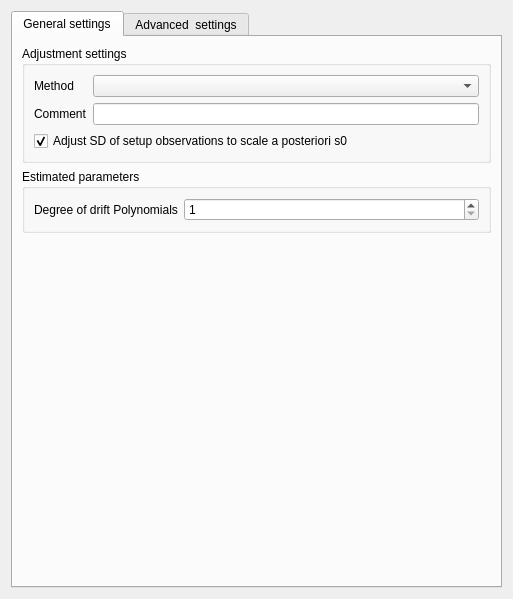
Before: the Qt Designer form gravtools/gui/dialog_estimation_settings.ui in ahellers/GravTools, drawn with Qt 5.
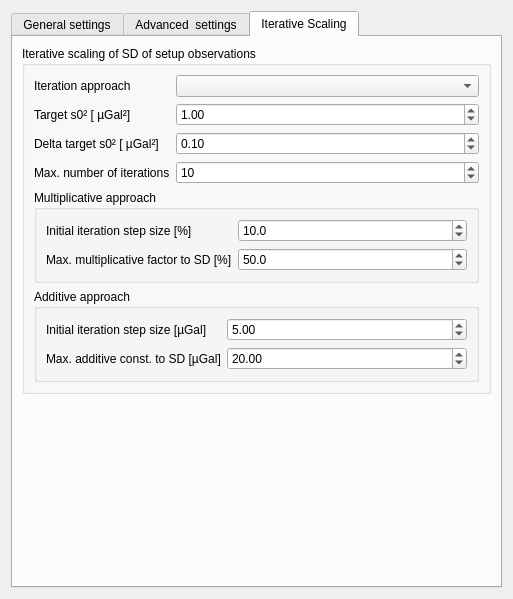
After: the same form once the commit is applied.

Commit message: Changed GUI in order to support multiplicative scaling.

What changed in the file:
```diff
--- a/gravtools/gui/dialog_estimation_settings.ui
+++ b/gravtools/gui/dialog_estimation_settings.ui
@@ -17,7 +17,7 @@
    <item>
     <widget class="QTabWidget" name="tabWidget_estimation_settings">
      <property name="currentIndex">
-      <number>0</number>
+      <number>2</number>
      </property>
      <widget class="QWidget" name="tab_general_settings">
       <attribute name="title">
@@ -339,6 +339,26 @@
         </widget>
        </item>
        <item>
+        <spacer name="verticalSpacer_2">
+         <property name="orientation">
+          <enum>Qt::Vertical</enum>
+         </property>
+         <property name="sizeHint" stdset="0">
+          <size>
+           <width>20</width>
+           <height>40</height>
+          </size>
+         </property>
+        </spacer>
+       </item>
+      </layout>
+     </widget>
+     <widget class="QWidget" name="tab_iterativ_scaling">
+      <attribute name="title">
+       <string>Iterative Scaling</string>
+      </attribute>
+      <layout class="QVBoxLayout" name="verticalLayout_10">
+       <item>
         <widget class="QGroupBox" name="groupBox_iterative_scaling">
          <property name="title">
           <string>Iterative scaling of SD of setup observations</string>
@@ -347,6 +367,16 @@
           <item>
            <layout class="QFormLayout" name="formLayout_4">
             <item row="0" column="0">
+             <widget class="QLabel" name="label_9">
+              <property name="text">
+               <string>Iteration approach</string>
+              </property>
+             </widget>
+            </item>
+            <item row="0" column="1">
+             <widget class="QComboBox" name="comboBox_iteration_approach"/>
+            </item>
+            <item row="1" column="0">
              <widget class="QLabel" name="label_target_s02">
               <property name="toolTip">
                <string>Target variance of unit weight for the iteration.</string>
@@ -356,7 +386,7 @@
               </property>
              </widget>
             </item>
-            <item row="0" column="1">
+            <item row="1" column="1">
              <widget class="QDoubleSpinBox" name="doubleSpinBox_target_s02">
               <property name="toolTip">
                <string>Target variance of unit weight for the iteration.</string>
@@ -366,7 +396,7 @@
               </property>
              </widget>
             </item>
-            <item row="1" column="0">
+            <item row="2" column="0">
              <widget class="QLabel" name="label_delta_target_s02">
               <property name="toolTip">
                <string>Permitted deviation of the target variance of unit weight.</string>
@@ -376,7 +406,7 @@
               </property>
              </widget>
             </item>
-            <item row="1" column="1">
+            <item row="2" column="1">
              <widget class="QDoubleSpinBox" name="doubleSpinBox_delta_target_s02">
               <property name="toolTip">
                <string>Permitted deviation of the target variance of unit weight.</string>
@@ -392,23 +422,7 @@
               </property>
              </widget>
             </item>
-            <item row="2" column="1">
-             <widget class="QSpinBox" name="spinBox_max_number_of_iterations">
-              <property name="toolTip">
-               <string>Maximum number of iterations.</string>
-              </property>
-              <property name="minimum">
-               <number>1</number>
-              </property>
-              <property name="maximum">
-               <number>100</number>
-              </property>
-              <property name="value">
-               <number>10</number>
-              </property>
-             </widget>
-            </item>
-            <item row="2" column="0">
+            <item row="3" column="0">
              <widget class="QLabel" name="label_max_number_of_iterations">
               <property name="toolTip">
                <string>Maximum number of iterations.</string>
@@ -418,60 +432,152 @@
               </property>
              </widget>
             </item>
-            <item row="4" column="0">
-             <widget class="QLabel" name="label_max_additive_const_to_sd">
-              <property name="toolTip">
-               <string>Definines the maximim permitted additive constant to the standard deviations of the setup observations at the end of the iteration process.</string>
-              </property>
-              <property name="text">
-               <string>Max. additive const. to SD [µGal]</string>
-              </property>
-             </widget>
-            </item>
-            <item row="4" column="1">
-             <widget class="QDoubleSpinBox" name="doubleSpinBox_max_additive_const_to_sd">
-              <property name="toolTip">
-               <string>Definines the maximim permitted additive constant to the standard deviations of the setup observations at the end of the iteration process.</string>
-              </property>
-              <property name="maximum">
-               <double>100.000000000000000</double>
-              </property>
-              <property name="value">
-               <double>20.000000000000000</double>
-              </property>
-             </widget>
-            </item>
             <item row="3" column="1">
-             <widget class="QDoubleSpinBox" name="doubleSpinBox_initial_step_size">
+             <widget class="QSpinBox" name="spinBox_max_number_of_iterations">
               <property name="toolTip">
-               <string>The initial iteration setp size defines how much the SD of all setup observationa is changed initially. Within the iteration process this step size may become smaller in order to reach the s0² target.</string>
+               <string>Maximum number of iterations.</string>
               </property>
               <property name="minimum">
-               <double>0.100000000000000</double>
+               <number>1</number>
               </property>
               <property name="maximum">
-               <double>100.000000000000000</double>
+               <number>100</number>
               </property>
               <property name="value">
-               <double>5.000000000000000</double>
-              </property>
-             </widget>
-            </item>
-            <item row="3" column="0">
-             <widget class="QLabel" name="label_initial_setp_size">
-              <property name="toolTip">
-               <string>The initial iteration setp size defines how much the SD of all setup observationa is changed initially. Within the iteration process this step size may become smaller in order to reach the s0² target.</string>
-              </property>
-              <property name="text">
-               <string>Initial iteration step size [µGal]</string>
+               <number>10</number>
               </property>
              </widget>
             </item>
            </layout>
           </item>
+          <item>
+           <widget class="QGroupBox" name="groupBox_iterative_scaling_multiplicative">
+            <property name="title">
+             <string>Multiplicative approach</string>
+            </property>
+            <layout class="QVBoxLayout" name="verticalLayout_12">
+             <item>
+              <layout class="QFormLayout" name="formLayout_8">
+               <item row="0" column="0">
+                <widget class="QLabel" name="label_initial_step_size_percent">
+                 <property name="text">
+                  <string>Initial iteration step size [%]</string>
+                 </property>
+                </widget>
+               </item>
+               <item row="0" column="1">
+                <widget class="QDoubleSpinBox" name="doubleSpinBox_initial_step_size_percent">
+                 <property name="decimals">
+                  <number>1</number>
+                 </property>
+                 <property name="minimum">
+                  <double>0.000000000000000</double>
+                 </property>
+                 <property name="value">
+                  <double>10.000000000000000</double>
+                 </property>
+                </widget>
+               </item>
+               <item row="1" column="1">
+                <widget class="QDoubleSpinBox" name="doubleSpinBox_max_multiplicative_factor_to_sd_percent">
+                 <property name="decimals">
+                  <number>1</number>
+                 </property>
+                 <property name="value">
+                  <double>50.000000000000000</double>
+                 </property>
+                </widget>
+               </item>
+               <item row="1" column="0">
+                <widget class="QLabel" name="label_max_multiplicative_factor_to_sd_percent">
+                 <property name="text">
+                  <string>Max. multiplicative factor to SD [%]</string>
+                 </property>
+                </widget>
+               </item>
+              </layout>
+             </item>
+            </layout>
+           </widget>
+          </item>
+          <item>
+           <widget class="QGroupBox" name="groupBox_iterative_scaling_additive">
+            <property name="title">
+             <string>Additive approach</string>
+            </property>
+            <layout class="QVBoxLayout" name="verticalLayout_11">
+             <item>
+              <layout class="QFormLayout" name="formLayout_7">
+               <item row="0" column="0">
+                <widget class="QLabel" name="label_initial_setp_size">
+                 <property name="toolTip">
+                  <string>The initial iteration setp size defines how much the SD of all setup observationa is changed initially. Within the iteration process this step size may become smaller in order to reach the s0² target.</string>
+                 </property>
+                 <property name="text">
+                  <string>Initial iteration step size [µGal]</string>
+                 </property>
+                </widget>
+               </item>
+               <item row="0" column="1">
+                <widget class="QDoubleSpinBox" name="doubleSpinBox_initial_step_size">
+                 <property name="toolTip">
+                  <string>The initial iteration setp size defines how much the SD of all setup observationa is changed initially. Within the iteration process this step size may become smaller in order to reach the s0² target.</string>
+                 </property>
+                 <property name="minimum">
+                  <double>0.100000000000000</double>
+                 </property>
+                 <property name="maximum">
+                  <double>100.000000000000000</double>
+                 </property>
+                 <property name="value">
+                  <double>5.000000000000000</double>
+                 </property>
+                </widget>
+               </item>
+               <item row="1" column="1">
+                <widget class="QDoubleSpinBox" name="doubleSpinBox_max_additive_const_to_sd">
+                 <property name="toolTip">
+                  <string>Definines the maximim permitted additive constant to the standard deviations of the setup observations at the end of the iteration process.</string>
+                 </property>
+                 <property name="maximum">
+                  <double>100.000000000000000</double>
+                 </property>
+                 <property name="value">
+                  <double>20.000000000000000</double>
+                 </property>
+                </widget>
+               </item>
+               <item row="1" column="0">
+                <widget class="QLabel" name="label_max_additive_const_to_sd">
+                 <property name="toolTip">
+                  <string>Definines the maximim permitted additive constant to the standard deviations of the setup observations at the end of the iteration process.</string>
+                 </property>
+                 <property name="text">
+                  <string>Max. additive const. to SD [µGal]</string>
+                 </property>
+                </widget>
+               </item>
+              </layout>
+             </item>
+            </layout>
+           </widget>
+          </item>
          </layout>
         </widget>
        </item>
+       <item>
+        <spacer name="verticalSpacer_3">
+         <property name="orientation">
+          <enum>Qt::Vertical</enum>
+         </property>
+         <property name="sizeHint" stdset="0">
+          <size>
+           <width>20</width>
+           <height>40</height>
+          </size>
+         </property>
+        </spacer>
+       </item>
       </layout>
      </widget>
     </widget>
```
The commit also changes 4 other files.
